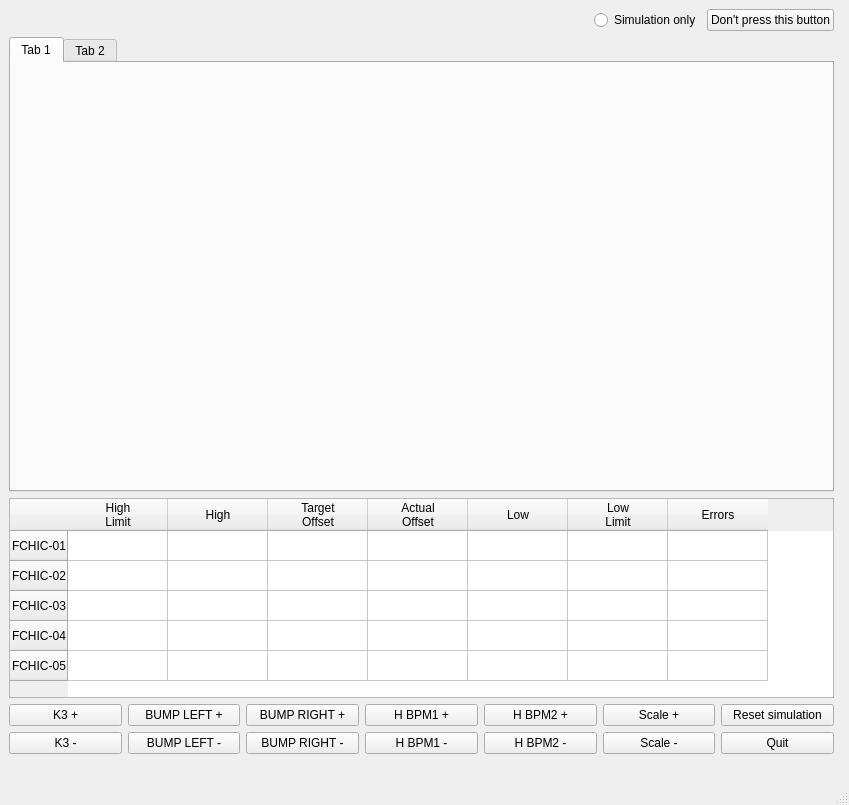
Before: the Qt Designer form i10chicgui.ui in DiamondLightSource/i10switching, drawn with Qt 5.
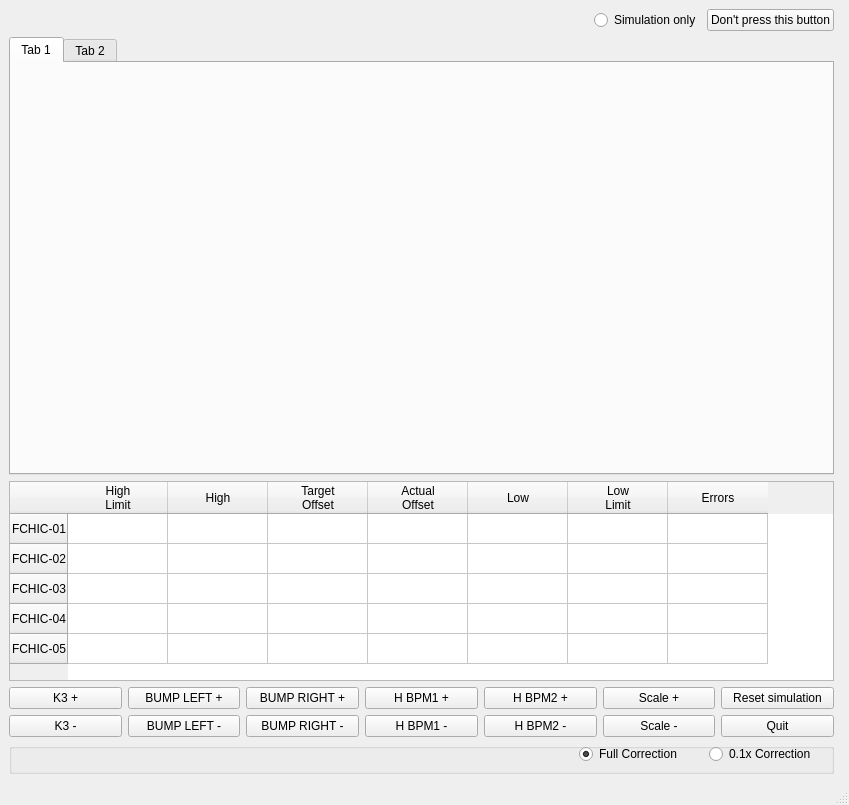
After: the same form once the commit is applied.

```diff
--- a/i10chicgui.ui
+++ b/i10chicgui.ui
@@ -22,6 +22,9 @@
      <layout class="QGridLayout" name="gridLayout_3">
       <item row="0" column="0">
        <widget class="QPushButton" name="kplusButton">
+        <property name="styleSheet">
+         <string notr="true"/>
+        </property>
         <property name="text">
          <string>K3 +</string>
         </property>
@@ -328,21 +331,40 @@
      </widget>
     </item>
     <item row="9" column="0">
-     <layout class="QGridLayout" name="gridLayout_4">
-      <item row="0" column="0">
-       <spacer name="horizontalSpacer_3">
-        <property name="orientation">
-         <enum>Qt::Horizontal</enum>
-        </property>
-        <property name="sizeHint" stdset="0">
-         <size>
-          <width>40</width>
-          <height>20</height>
-         </size>
-        </property>
-       </spacer>
-      </item>
-     </layout>
+     <widget class="QGroupBox" name="groupBox">
+      <property name="title">
+       <string/>
+      </property>
+      <widget class="QRadioButton" name="small_correction_radiobutton">
+       <property name="geometry">
+        <rect>
+         <x>700</x>
+         <y>0</y>
+         <width>127</width>
+         <height>22</height>
+        </rect>
+       </property>
+       <property name="text">
+        <string>0.1x Correction</string>
+       </property>
+      </widget>
+      <widget class="QRadioButton" name="full_correction_radiobutton">
+       <property name="geometry">
+        <rect>
+         <x>570</x>
+         <y>0</y>
+         <width>121</width>
+         <height>22</height>
+        </rect>
+       </property>
+       <property name="text">
+        <string>Full Correction</string>
+       </property>
+       <property name="checked">
+        <bool>true</bool>
+       </property>
+      </widget>
+     </widget>
     </item>
    </layout>
   </widget>
```
